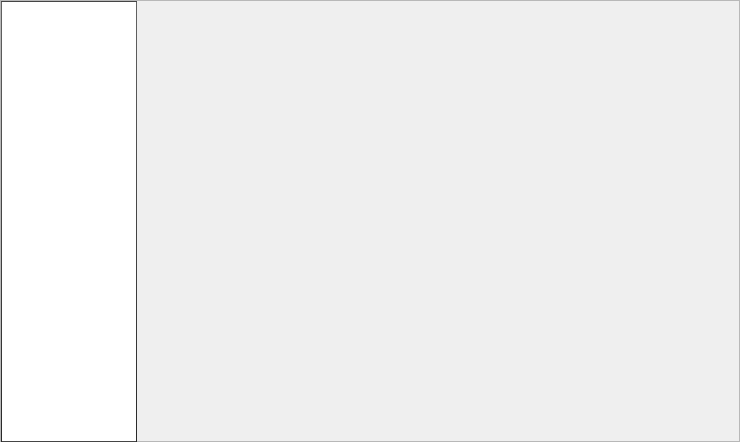
Old version of the form irc.ui in the repository Decessus/socius.
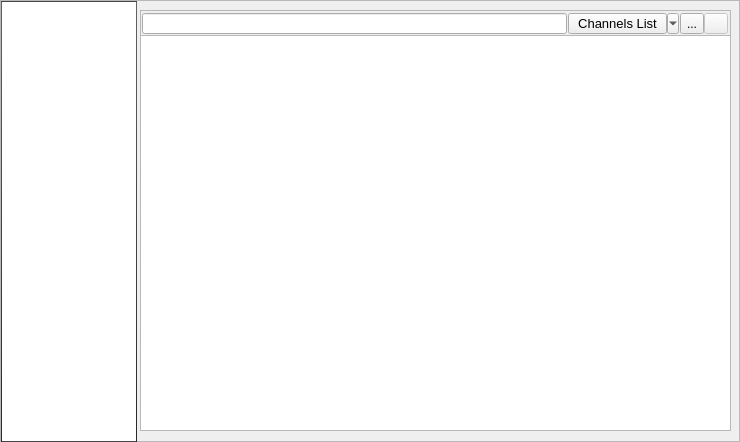
New version of the form. Icons and pictures are not drawn.

```diff
--- a/irc.ui
+++ b/irc.ui
@@ -45,6 +45,102 @@
     </property>
    </column>
   </widget>
+  <widget class="QFrame" name="frame">
+   <property name="geometry">
+    <rect>
+     <x>140</x>
+     <y>10</y>
+     <width>591</width>
+     <height>421</height>
+    </rect>
+   </property>
+   <property name="frameShape">
+    <enum>QFrame::StyledPanel</enum>
+   </property>
+   <property name="frameShadow">
+    <enum>QFrame::Raised</enum>
+   </property>
+   <widget class="QToolButton" name="toolButton">
+    <property name="enabled">
+     <bool>false</bool>
+    </property>
+    <property name="geometry">
+     <rect>
+      <x>564</x>
+      <y>3</y>
+      <width>24</width>
+      <height>21</height>
+     </rect>
+    </property>
+    <property name="toolTip">
+     <string>Server Options</string>
+    </property>
+    <property name="text">
+     <string/>
+    </property>
+    <property name="icon">
+     <iconset>
+      <normaloff>irc/icon/top_right_expand.png</normaloff>irc/icon/top_right_expand.png</iconset>
+    </property>
+   </widget>
+   <widget class="QLineEdit" name="lineEdit">
+    <property name="geometry">
+     <rect>
+      <x>2</x>
+      <y>3</y>
+      <width>425</width>
+      <height>21</height>
+     </rect>
+    </property>
+   </widget>
+   <widget class="QTextEdit" name="textEdit">
+    <property name="geometry">
+     <rect>
+      <x>0</x>
+      <y>25</y>
+      <width>591</width>
+      <height>396</height>
+     </rect>
+    </property>
+   </widget>
+   <widget class="QToolButton" name="toolButton_2">
+    <property name="geometry">
+     <rect>
+      <x>540</x>
+      <y>3</y>
+      <width>24</width>
+      <height>21</height>
+     </rect>
+    </property>
+    <property name="text">
+     <string>...</string>
+    </property>
+    <property name="popupMode">
+     <enum>QToolButton::InstantPopup</enum>
+    </property>
+   </widget>
+   <widget class="QToolButton" name="chanListButton">
+    <property name="geometry">
+     <rect>
+      <x>428</x>
+      <y>3</y>
+      <width>111</width>
+      <height>21</height>
+     </rect>
+    </property>
+    <property name="font">
+     <font>
+      <pointsize>10</pointsize>
+     </font>
+    </property>
+    <property name="text">
+     <string>Channels List</string>
+    </property>
+    <property name="popupMode">
+     <enum>QToolButton::MenuButtonPopup</enum>
+    </property>
+   </widget>
+  </widget>
  </widget>
  <resources/>
  <connections/>
```
